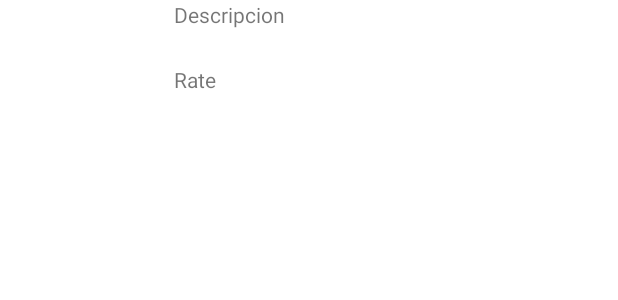
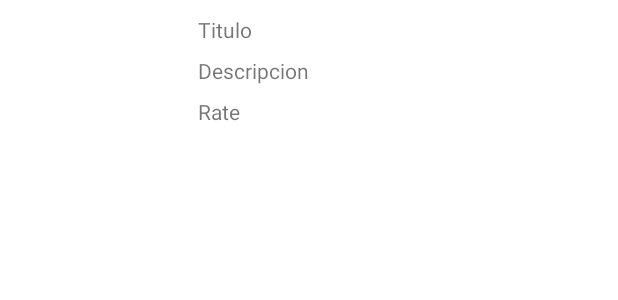
Before and after one commit to IDECOS/appSevilla, an Android app: the layout fragment_item_site.xml on its own in the app's theme, with its tools: preview values and no code run, on a phone screen of 412 x 824 dp. Shown: the top 300 px of the screen. Run offline under Robolectric (Android 15) with nearby library versions, the phone set to English and light mode, and no system bars.

```diff
--- a/app/src/main/res/layout/fragment_item_site.xml
+++ b/app/src/main/res/layout/fragment_item_site.xml
@@ -9,44 +9,45 @@
 
     <androidx.constraintlayout.widget.ConstraintLayout
         android:layout_width="match_parent"
-        android:layout_height="wrap_content">
+        android:layout_height="match_parent"
+        android:layout_marginTop="10dp">
 
         <ImageView
             android:id="@id/imageview_thumb"
-            android:layout_width="100dp"
-            android:layout_height="100dp"
+            android:layout_width="80dp"
+            android:layout_height="80dp"
             android:contentDescription="@string/site_thumb"
             android:scaleType="centerCrop"
-            tools:layout_editor_absoluteX="5dp"
-            tools:layout_editor_absoluteY="11dp" />
+            tools:layout_editor_absoluteX="16dp"
+            tools:layout_editor_absoluteY="5dp" />
 
         <TextView
             android:id="@+id/title_view"
             android:layout_width="wrap_content"
             android:layout_height="wrap_content"
-            android:layout_marginStart="16dp"
-            android:layout_marginBottom="24dp"
+            android:layout_marginStart="52dp"
             android:maxLines="1"
             android:text="@string/title"
-            app:layout_constraintBottom_toTopOf="@+id/description"
-            app:layout_constraintStart_toEndOf="@+id/imageview_thumb" />
+            app:layout_constraintStart_toEndOf="@+id/imageview_thumb"
+            tools:layout_editor_absoluteY="16dp" />
 
         <TextView
             android:id="@+id/description"
             android:layout_width="wrap_content"
             android:layout_height="wrap_content"
-            android:layout_marginStart="16dp"
+            android:layout_marginStart="52dp"
+            android:layout_marginTop="8dp"
             android:maxLines="1"
             android:text="@string/description"
             app:layout_constraintStart_toEndOf="@+id/imageview_thumb"
-            tools:layout_editor_absoluteY="59dp" />
+            app:layout_constraintTop_toBottomOf="@+id/title_view" />
 
         <TextView
             android:id="@+id/rate"
             android:layout_width="wrap_content"
             android:layout_height="wrap_content"
-            android:layout_marginStart="16dp"
-            android:layout_marginTop="24dp"
+            android:layout_marginStart="52dp"
+            android:layout_marginTop="8dp"
             android:maxLines="1"
             android:text="@string/rate"
             app:layout_constraintStart_toEndOf="@+id/imageview_thumb"
--- a/app/src/main/res/layout/fragment_list_site.xml
+++ b/app/src/main/res/layout/fragment_list_site.xml
@@ -17,7 +17,7 @@
             android:gravity="center"
             android:text="@string/sevilla_valle"
             android:textSize="24sp"
-            android:textColor="@color/white"
+            android:textColor="@color/black"
             tools:ignore="MissingConstraints"
             tools:layout_editor_absoluteX="-1dp"
             tools:layout_editor_absoluteY="7dp" />
```
Also changed, not shown: app/build.gradle (+6 -1 lines), app/src/main/java/com/example/appsevilla/DetailFragment.kt (+30 -20 lines), app/src/main/java/com/example/appsevilla/ItemSiteFragment.kt (deleted, +0 -22 lines), app/src/main/java/com/example/appsevilla/ListSiteFragment.kt (+10 -24 lines), app/src/main/res/navigation/navigation.xml (+13 -6 lines), 1 other file.
